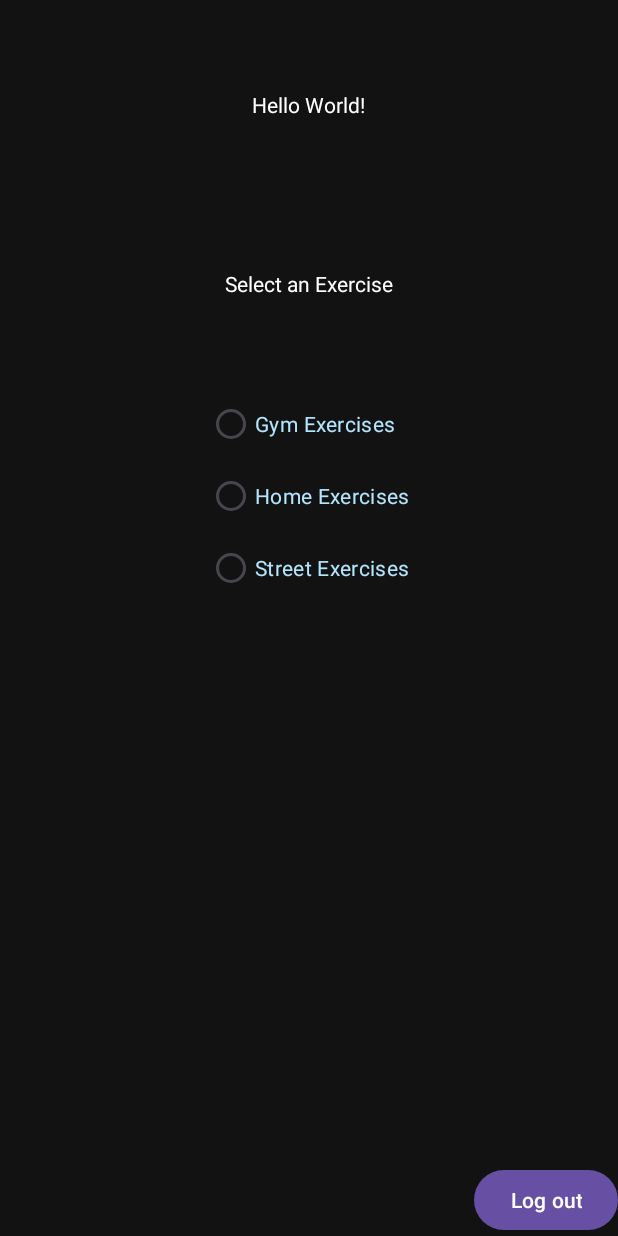
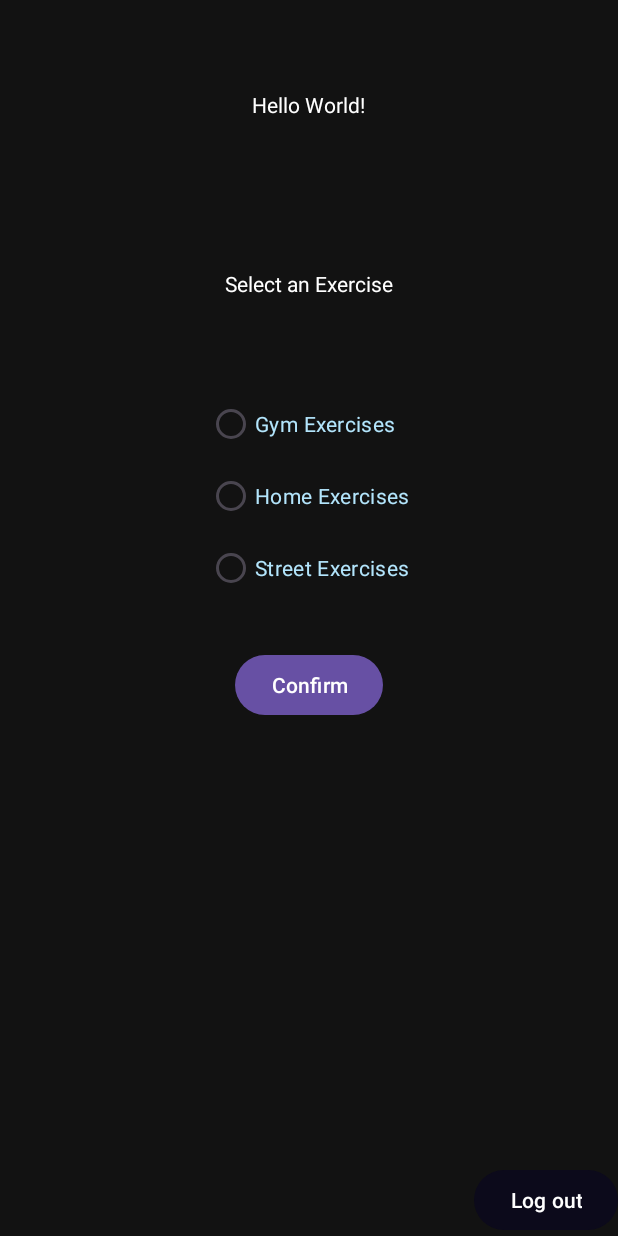
Before and after one commit to 1210395/Assignment1, an Android app: the MainActivity screen opened directly, with no data from a screen before it, on a phone screen of 412 x 824 dp. Run offline under Robolectric (Android 15) with nearby library versions, the phone set to English and light mode, and no system bars; 2 statements that could not run were skipped.

Commit message:
Added a new activity and a new object

```diff
--- a/app/src/main/AndroidManifest.xml
+++ b/app/src/main/AndroidManifest.xml
@@ -13,6 +13,9 @@
         android:theme="@style/Theme.Ass"
         tools:targetApi="31">
         <activity
+            android:name=".MethodsActivity"
+            android:exported="false" />
+        <activity
             android:name=".MainActivity"
             android:exported="false" />
         <activity
--- a/app/src/main/java/com/example/ass/LoginActivity.java
+++ b/app/src/main/java/com/example/ass/LoginActivity.java
@@ -25,7 +25,7 @@ public class LoginActivity extends AppCompatActivity {
         setContentView(R.layout.activity_login);
         users=new ArrayList<User>();
         fillUserList();
-        findViewById(R.id.loginButton).setBackgroundColor(R.color.primaryColor);
+        findViewById(R.id.loginButton).setBackgroundColor(R.color.primaryDarkColor);
         findViewById(R.id.loginButton).setOnClickListener(e->{
             String username=((EditText)findViewById(R.id.usernameEditText)).getText().toString().trim();
             String password=((EditText)findViewById(R.id.passwordEditText)).getText().toString().trim();
--- a/app/src/main/java/com/example/ass/MainActivity.java
+++ b/app/src/main/java/com/example/ass/MainActivity.java
@@ -1,8 +1,11 @@
 package com.example.ass;
 
+import android.annotation.SuppressLint;
 import android.content.Intent;
 import android.os.Bundle;
+import android.provider.MediaStore;
 import android.widget.EditText;
+import android.widget.RadioButton;
 import android.widget.TextView;
 import android.widget.Toast;
 
@@ -15,21 +18,56 @@ import androidx.core.view.WindowInsetsCompat;
 import java.util.ArrayList;
 
 public class MainActivity extends AppCompatActivity {
+    String username;
+
+    @SuppressLint({"ResourceAsColor", "MissingInflatedId"})
     @Override
     protected void onCreate(Bundle savedInstanceState) {
         super.onCreate(savedInstanceState);
         setContentView(R.layout.activity_main);
-        String username=getIntent().getStringExtra("username");
+        username =getIntent().getStringExtra("username");
+        System.out.println(username);
+        findViewById(R.id.logoutButton).setBackgroundColor(R.color.primaryDarkColor);
         User user=getUser(username);
         if(user==null){
             Toast.makeText(this, "No user is logged in!!!", Toast.LENGTH_SHORT).show();
-            Intent intent=new Intent(this,LoginActivity.class);
-            startActivity(intent);
-            finish();
+            returnToLoginAcitivity();
         }
+        findViewById(R.id.logoutButton).setOnClickListener(e->{
+            returnToLoginAcitivity();
+        });
         ((TextView)findViewById(R.id.header)).setText(user.getFullName());
+        findViewById(R.id.confirm_button).setOnClickListener(e->{
+            RadioButton option1=findViewById(R.id.radioButtonOption1);
+            RadioButton option2=findViewById(R.id.radioButtonOption2);
+            RadioButton option3=findViewById(R.id.radioButtonOption3);
+            if(option1.isChecked()){
+                startMethodsActivity(option1.getText().toString().trim());
+            }else if(option2.isChecked()){
+                startMethodsActivity(option2.getText().toString().trim());
+            }else if( option3.isChecked()){
+                startMethodsActivity(option3.getText().toString().trim());
+            }else{
+                Toast.makeText(this,"Nothing selected",Toast.LENGTH_SHORT).show();
+            }
+        });
+    }
 
+    private void returnToLoginAcitivity(){
+        Intent intent=new Intent(this,LoginActivity.class);
+        startActivity(intent);
+        finish();
     }
+    private void startMethodsActivity(String option){
+        Intent intent=new Intent(this,MethodsActivity.class);
+        intent.putExtra("option",option);
+        intent.putExtra("username",username);
+
+        startActivity(intent);
+    }
+
+
+
     private User getUser(String username){
         for(User user:LoginActivity.users){
             if(user.getUsername().equals(username)){
--- a/app/src/main/res/layout/activity_main.xml
+++ b/app/src/main/res/layout/activity_main.xml
@@ -66,7 +66,14 @@
             android:text="@string/option3" />
     </RadioGroup>
 
+    <Button
+        android:id="@+id/confirm_button"
+        android:layout_width="wrap_content"
+        android:layout_height="wrap_content"
+        android:text="@string/confirmButtonMainActivity"
+        android:textColor="@color/textPrimary"
 
+        />
        <LinearLayout
            android:layout_width="fill_parent"
            android:layout_height="fill_parent"
--- a/app/src/main/res/values/strings.xml
+++ b/app/src/main/res/values/strings.xml
@@ -9,4 +9,7 @@
     <string name="option2">Home Exercises</string>
     <string name="option3">Street Exercises</string>
     <string name="logoutButton">Log out</string>
+    <string name="backMethodsAcitivty">Back</string>
+    <string name="placeholderEditTextMethodsActivity">PlaceHolder</string>
+    <string name="confirmButtonMainActivity">Confirm</string>
 </resources>
```
